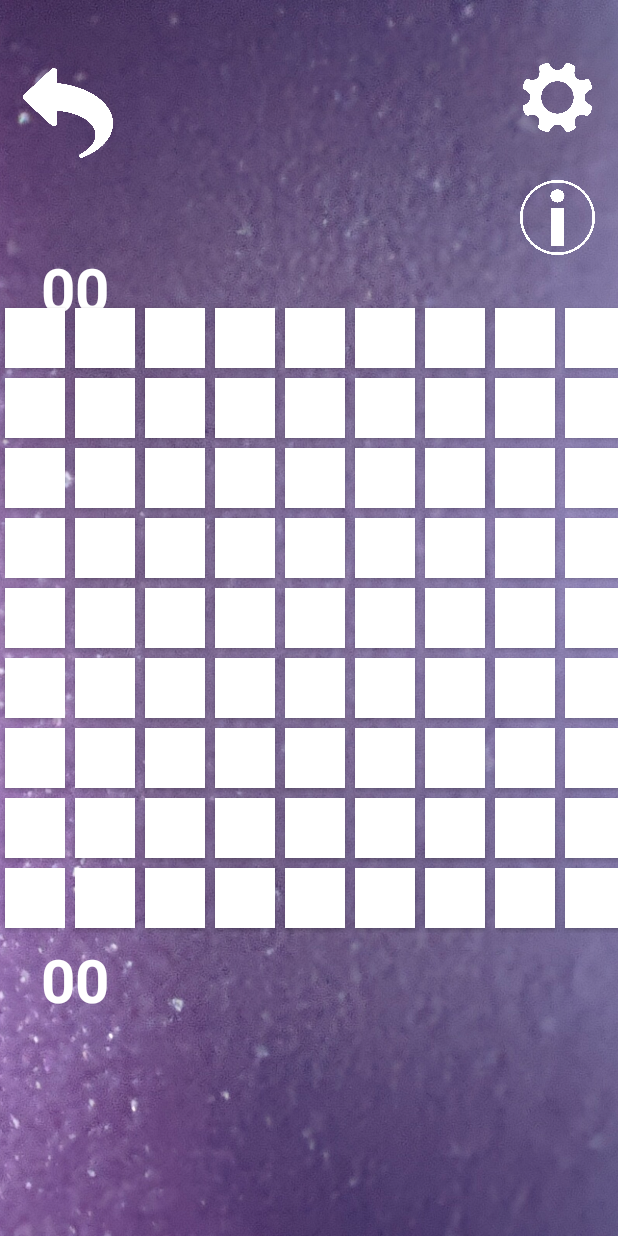
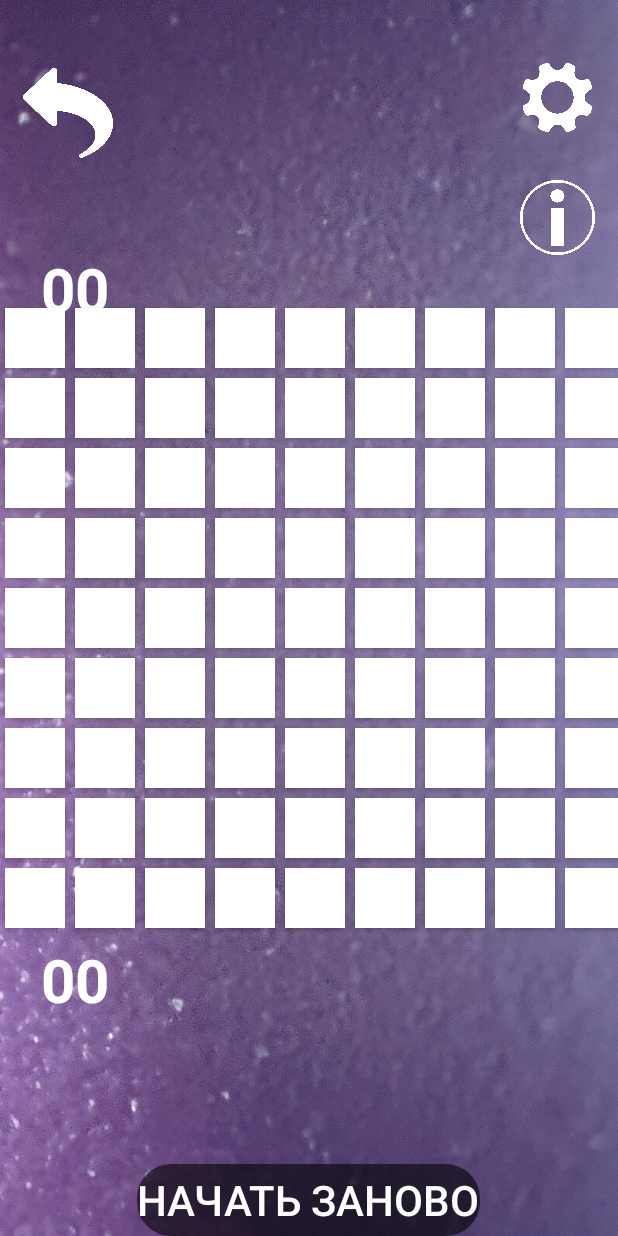
Before and after one commit to Alesioas/Double_TicTacToe, an Android app: the GameStart screen opened directly, with no data from a screen before it, on a phone screen of 412 x 824 dp. Run offline under Robolectric (Android 15) with nearby library versions, the phone set to English and light mode, and no system bars.

Commit message:
Добавлены комментарии к коду

```diff
--- a/app/src/main/java/com/belov/double_tictactoe/GameStart.java
+++ b/app/src/main/java/com/belov/double_tictactoe/GameStart.java
@@ -44,6 +44,8 @@ public class GameStart extends AppCompatActivity {
 
         Button button_back = (Button) findViewById(R.id.back_btn);
         button_back.setOnClickListener(new View.OnClickListener() {
+
+            //Функция для кнопки
             @Override
             public void onClick(View v) {
 
@@ -160,6 +162,9 @@ public class GameStart extends AppCompatActivity {
             textView.setText("");
 
         }
+
+     // множнство одинаковых функций отрабатывания нажатия на кнопку на поле игры
+
         public void clcBtn1_1(View view) {
             if ((button1_1.getText() == "") && (textView.getText() == "")){
                 button1_1.setText(krestt);
@@ -1333,6 +1338,8 @@ public class GameStart extends AppCompatActivity {
                 }
             }
         }
+
+    //множнство функций с проверкой победы игрока
 
         public void isPlayerWinner () {
             if ((button1_1.getText() == krestt && button1_2.getText() == krestt && button1_3.getText() == krestt
@@ -1708,6 +1715,9 @@ public class GameStart extends AppCompatActivity {
 
         }
 
+
+    //множнство функций с проверкой победы компьютера
+
         public void isPCWinner () {
             if ((button1_1.getText() == nol && button1_2.getText() == nol && button1_3.getText() == nol
                     && button1_4.getText() == nol && button1_5.getText() == nol && button1_6.getText() == nol) ||
@@ -2056,6 +2066,7 @@ public class GameStart extends AppCompatActivity {
 
 
         }
+        //множнство функций для реации компьютера после моего хода
 
         private void hodPC() {
             Random random = new Random();
@@ -2805,6 +2816,8 @@ public class GameStart extends AppCompatActivity {
 
             }
         }
+
+        //функция для обновления поля
         public void clickRestart(View view){
             button1_1.setText("");
             button1_2.setText("");
@@ -2972,16 +2985,4 @@ public class GameStart extends AppCompatActivity {
             counter = 0;
 
         }
-        /*Button buttonStart = (Button)findViewById(R.id.startgame);
-        buttonStart.setOnClickListener(new View.OnClickListener() {
-            @Override
-            public void onClick(View v) {
-                try{
-                    Intent switcher = new Intent(GameStart.this,FieldGame.class);
-                    GameStart.this.startActivity(switcher);
-                } catch (Exception e) {
-
-                }
-            }
-        });*/
     }
--- a/app/src/main/java/com/belov/double_tictactoe/MainActivity.java
+++ b/app/src/main/java/com/belov/double_tictactoe/MainActivity.java
@@ -18,6 +18,9 @@ public class MainActivity extends AppCompatActivity {
 
     private long backPressesTime;
     private Toast backToast;
+
+
+    //Функция для кнопки ПОЕХАЛИ
     @Override
     protected void onCreate(Bundle savedInstanceState) {
         super.onCreate(savedInstanceState);
@@ -45,6 +48,7 @@ public class MainActivity extends AppCompatActivity {
             return insets;
         });
     }
+    ///Функция для кнопки выхода из приложения
     public void clickexit(View v){
         if (backPressesTime + 2000 > System.currentTimeMillis()){
             backToast.cancel();
--- a/app/src/main/res/layout/presettings.xml
+++ b/app/src/main/res/layout/presettings.xml
@@ -43,6 +43,8 @@
         android:layout_width="match_parent"
         android:layout_height="match_parent"
         android:orientation="vertical">
+
+
 
         <Button
             android:layout_marginLeft="15dp"
@@ -100,11 +102,24 @@
             />
 
 
+
+
     </LinearLayout>
+    <Button
+        android:id="@+id/restart"
+        android:layout_width="wrap_content"
+        android:layout_height="wrap_content"
+        android:layout_alignParentBottom="true"
+        android:layout_centerHorizontal="true"
+        android:background="@drawable/button_stroke_black95_press_white"
+        android:onClick="clickRestart"
+        android:text="@string/newGame"
+
+        android:textColor="@color/white"
+        android:textSize="@dimen/text_size_shape" />
 
     <TextView
         android:layout_width="260dp"
-
         android:layout_height="wrap_content"
         android:id="@+id/textViewfield"
         android:layout_alignParentTop="true"
@@ -1067,18 +1082,5 @@
 
     </TableLayout>
 
-    <Button
-        android:id="@+id/restart"
-        android:layout_width="260dp"
-        android:layout_height="wrap_content"
-        android:layout_alignBottom="@+id/tableLayout"
-        android:layout_centerHorizontal="true"
-        android:layout_marginBottom="-455dp"
-        android:background="@drawable/button_stroke_black95_press_white"
-        android:onClick="clickRestart"
-        android:text="@string/newGame"
-        android:textColor="@color/white"
-        android:textSize="@dimen/text_size_shape" />
-
 
 </RelativeLayout>
```
